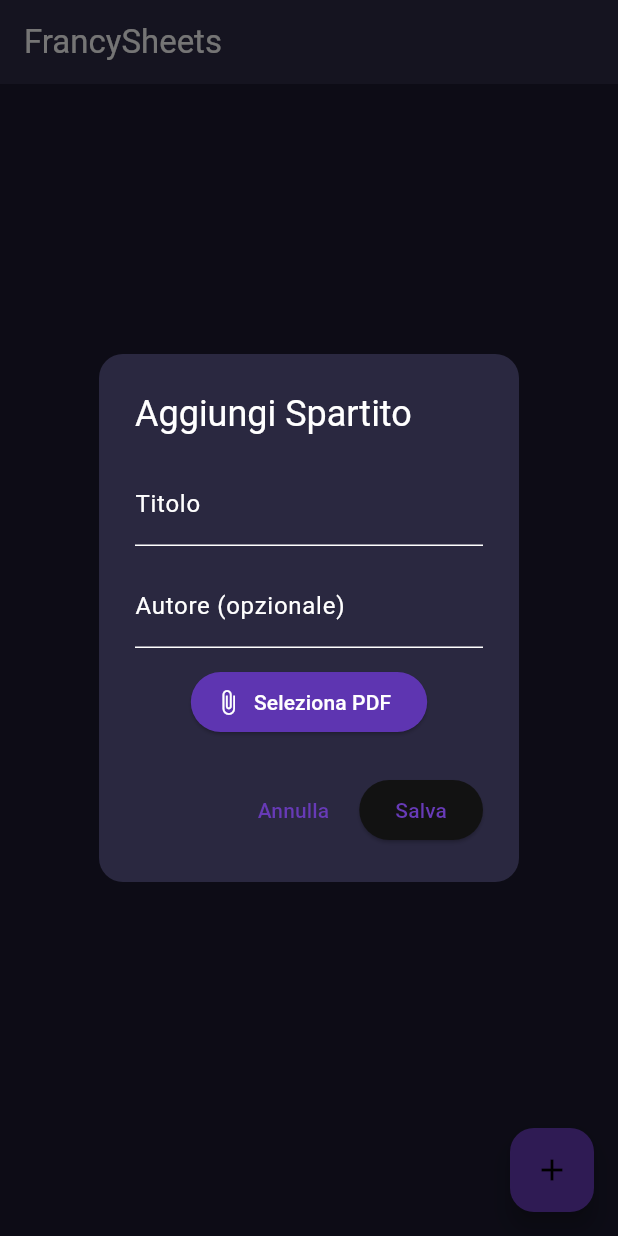
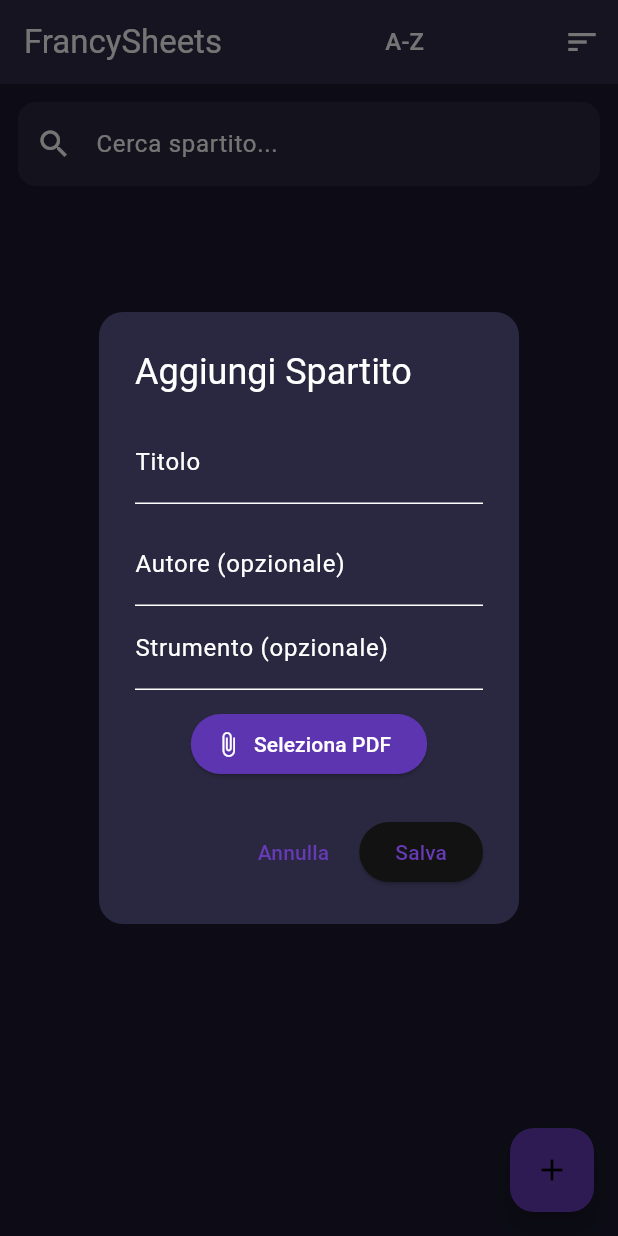
Before and after one commit to FrancyCoso2010/FrancySheets, a Flutter app: the screen it shows after launch, after a tap on the "add" icon, on a phone screen of 412 x 824 dp. Run offline on Flutter 3.47's test engine with Material 3 defaults, Android fonts, the phone set to English and light mode, and no system bars; our stand-ins replace file_picker, shared_preferences; missing offline and left inert: pdfx.

Commit message:
Add filters in home page

```diff
--- a/lib/models/spartito.dart
+++ b/lib/models/spartito.dart
@@ -2,22 +2,26 @@ class Spartito {
   final String titolo;
   final String autore;
   final String filePath;
+  final String strumento; // 👈 nuovo campo
 
   Spartito({
     required this.titolo,
     required this.autore,
     required this.filePath,
+    required this.strumento,
   });
 
   Map<String, dynamic> toJson() => {
         'titolo': titolo,
         'autore': autore,
         'filePath': filePath,
+        'strumento': strumento,
       };
 
   factory Spartito.fromJson(Map<String, dynamic> json) => Spartito(
         titolo: json['titolo'],
         autore: json['autore'],
         filePath: json['filePath'],
+        strumento: json['strumento'] ?? '',
       );
 }
--- a/lib/pages/home_page.dart
+++ b/lib/pages/home_page.dart
@@ -3,6 +3,8 @@ import '../models/spartito.dart';
 import '../services/spartito_storage.dart';
 import '../pages/pdf_viewer_page.dart';
 import '../widgets/add_spartito_dialog.dart';
+
+enum SortOrder { alphabetic, dateAdded, instrument }
 
 class HomePage extends StatefulWidget {
   const HomePage({super.key});
@@ -13,6 +15,8 @@ class HomePage extends StatefulWidget {
 
 class _HomePageState extends State<HomePage> {
   List<Spartito> spartiti = [];
+  String searchQuery = '';
+  SortOrder sortOrder = SortOrder.alphabetic;
 
   @override
   void initState() {
@@ -35,9 +39,38 @@ class _HomePageState extends State<HomePage> {
       builder: (_) => const AddSpartitoDialog(),
     );
     if (nuovo != null) {
-      setState(() => spartiti.add(nuovo));
+      setState(() {
+        spartiti.add(nuovo);
+        _sortList();
+      });
       _save();
     }
+  }
+
+  void _sortList() {
+    setState(() {
+      switch (sortOrder) {
+        case SortOrder.alphabetic:
+          spartiti.sort((a, b) => a.titolo.toLowerCase().compareTo(b.titolo.toLowerCase()));
+          break;
+        case SortOrder.dateAdded:
+          // niente da fare: ordine di aggiunta = naturale
+          break;
+        case SortOrder.instrument:
+          spartiti.sort((a, b) => a.strumento.toLowerCase().compareTo(b.strumento.toLowerCase()));
+          break;
+      }
+    });
+  }
+
+  List<Spartito> get _filteredList {
+    final lower = searchQuery.toLowerCase();
+    final filtered = spartiti.where((s) {
+      return s.titolo.toLowerCase().contains(lower) ||
+          s.autore.toLowerCase().contains(lower) ||
+          s.strumento.toLowerCase().contains(lower);
+    }).toList();
+    return filtered;
   }
 
   void _open(Spartito s) {
@@ -49,30 +82,99 @@ class _HomePageState extends State<HomePage> {
 
   @override
   Widget build(BuildContext context) {
+    final lista = _filteredList;
+
     return Scaffold(
-      appBar: AppBar(title: const Text('FrancySheets')),
-      body: spartiti.isEmpty
+      appBar: AppBar(
+        title: const Text('FrancySheets'),
+        actions: [
+          // 🔹 Dropdown ordinamento
+          DropdownButtonHideUnderline(
+            child: DropdownButton<SortOrder>(
+              value: sortOrder,
+              dropdownColor: const Color(0xFF2E2C45),
+              icon: const Icon(Icons.sort, color: Colors.white),
+              items: const [
+                DropdownMenuItem(
+                  value: SortOrder.alphabetic,
+                  child: Text('A-Z', style: TextStyle(color: Colors.white)),
+                ),
+                DropdownMenuItem(
+                  value: SortOrder.dateAdded,
+                  child: Text('Data di aggiunta', style: TextStyle(color: Colors.white)),
+                ),
+                DropdownMenuItem(
+                  value: SortOrder.instrument,
+                  child: Text('Strumento', style: TextStyle(color: Colors.white)),
+                ),
+              ],
+              onChanged: (value) {
+                if (value != null) {
+                  setState(() {
+                    sortOrder = value;
+                    _sortList();
+                  });
+                }
+              },
+            ),
+          ),
+          const SizedBox(width: 12),
+        ],
+      ),
+      body: Column(
+        children: [
+          // 🔍 Barra di ricerca
+          Padding(
+            padding: const EdgeInsets.all(12.0),
+            child: TextField(
+              decoration: InputDecoration(
+                hintText: 'Cerca spartito...',
+                prefixIcon: const Icon(Icons.search),
+                filled: true,
+                fillColor: const Color(0xFF2A2840),
+                border: OutlineInputBorder(
+                  borderRadius: BorderRadius.circular(12),
+                  borderSide: BorderSide.none,
+                ),
+              ),
+              onChanged: (value) => setState(() => searchQuery = value),
+            ),
+          ),
+          Expanded(
+            child: lista.isEmpty
                 ? const Center(
-              child: Text('Nessuno spartito aggiunto',
-                  style: TextStyle(color: Colors.white70)),
+                    child: Text('Nessuno spartito trovato',
+                        style: TextStyle(color: Colors.white60)),
                   )
                 : ListView.builder(
-              itemCount: spartiti.length,
+                    itemCount: lista.length,
                     itemBuilder: (context, i) {
-                final s = spartiti[i];
+                      final s = lista[i];
                       return Card(
                         color: Colors.deepPurple.shade400,
-                  margin: const EdgeInsets.symmetric(horizontal: 12, vertical: 6),
+                        margin:
+                            const EdgeInsets.symmetric(horizontal: 12, vertical: 6),
                         child: ListTile(
                           title: Text(s.titolo, style: const TextStyle(color: Colors.white)),
-                    subtitle: s.autore.isNotEmpty
-                        ? Text(s.autore, style: const TextStyle(color: Colors.white70))
-                        : null,
+                          subtitle: Column(
+                            crossAxisAlignment: CrossAxisAlignment.start,
+                            children: [
+                              if (s.autore.isNotEmpty)
+                                Text(s.autore,
+                                    style: const TextStyle(color: Colors.white70)),
+                              if (s.strumento.isNotEmpty)
+                                Text('Strumento: ${s.strumento}',
+                                    style: const TextStyle(color: Colors.white54, fontSize: 13)),
+                            ],
+                          ),
                           leading: const Icon(Icons.music_note, color: Colors.white),
                           onTap: () => _open(s),
                         ),
                       );
                     },
+                  ),
+          ),
+        ],
       ),
       floatingActionButton: FloatingActionButton(
         onPressed: _addSpartito,
--- a/lib/widgets/add_spartito_dialog.dart
+++ b/lib/widgets/add_spartito_dialog.dart
@@ -1,6 +1,7 @@
 import 'package:flutter/material.dart';
 import 'package:file_picker/file_picker.dart';
 import '../models/spartito.dart';
+import 'dart:io';
 
 class AddSpartitoDialog extends StatefulWidget {
   const AddSpartitoDialog({super.key});
@@ -14,6 +15,8 @@ class _AddSpartitoDialogState extends State<AddSpartitoDialog> {
   String titolo = '';
   String autore = '';
   String? filePath;
+  String? fileName; // 👈 nuovo campo per il nome del file
+  String strumento = '';
 
   @override
   Widget build(BuildContext context) {
@@ -40,20 +43,33 @@ class _AddSpartitoDialogState extends State<AddSpartitoDialog> {
                     const InputDecoration(labelText: 'Autore (opzionale)'),
                 onSaved: (v) => autore = v ?? '',
               ),
+              TextFormField(
+                decoration: const InputDecoration(labelText: 'Strumento (opzionale)'),
+                onSaved: (v) => strumento = v ?? '',
+              ),
               const SizedBox(height: 12),
+
+              // 🔹 Pulsante selezione PDF
               ElevatedButton.icon(
                 onPressed: () async {
                   final result = await FilePicker.platform.pickFiles(
                     type: FileType.custom,
                     allowedExtensions: ['pdf'],
                   );
+
                   if (result != null && result.files.single.path != null) {
-                    setState(() => filePath = result.files.single.path!);
+                    setState(() {
+                      filePath = result.files.single.path!;
+                      fileName = File(filePath!).uri.pathSegments.last; // 👈 prendi solo il nome file
+                    });
                   }
                 },
                 icon: const Icon(Icons.attach_file),
                 label: Text(
-                  filePath == null ? 'Seleziona PDF' : 'PDF selezionato',
+                  filePath == null
+                      ? 'Seleziona PDF'
+                      : 'PDF selezionato: $fileName', // 👈 testo aggiornato
+                  overflow: TextOverflow.ellipsis,
                 ),
                 style: ElevatedButton.styleFrom(
                   backgroundColor: Colors.deepPurple.shade600,
@@ -76,8 +92,14 @@ class _AddSpartitoDialogState extends State<AddSpartitoDialog> {
               formKey.currentState!.save();
               Navigator.pop(
                 context,
-                Spartito(titolo: titolo, autore: autore, filePath: filePath!),
+                Spartito(
+                 titolo: titolo,
+                 autore: autore,
+                 filePath: filePath!,
+                 strumento: strumento,
+                ),
               );
+
             } else {
               ScaffoldMessenger.of(context).showSnackBar(
                 const SnackBar(content: Text('Seleziona un file PDF')),
```
Lines whose indentation alone changed are shown as unchanged.
